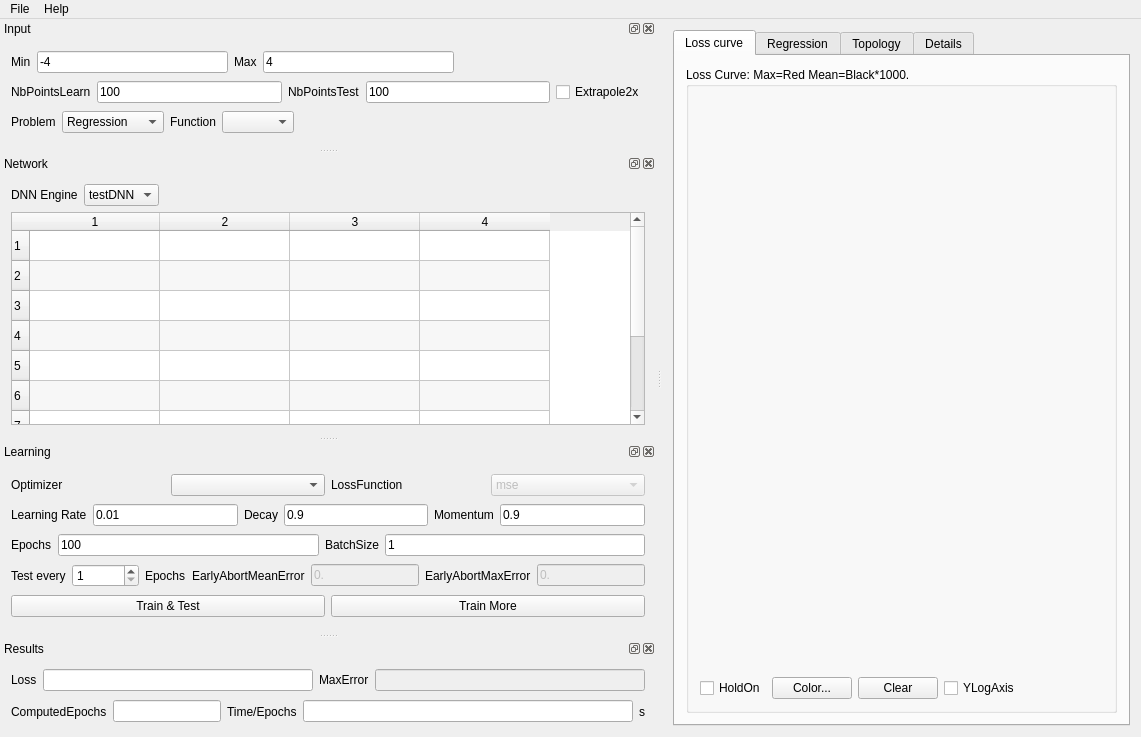
edeforas/BeeDNN, file src/DNNLab/mainwindow.ui: the form before one commit.
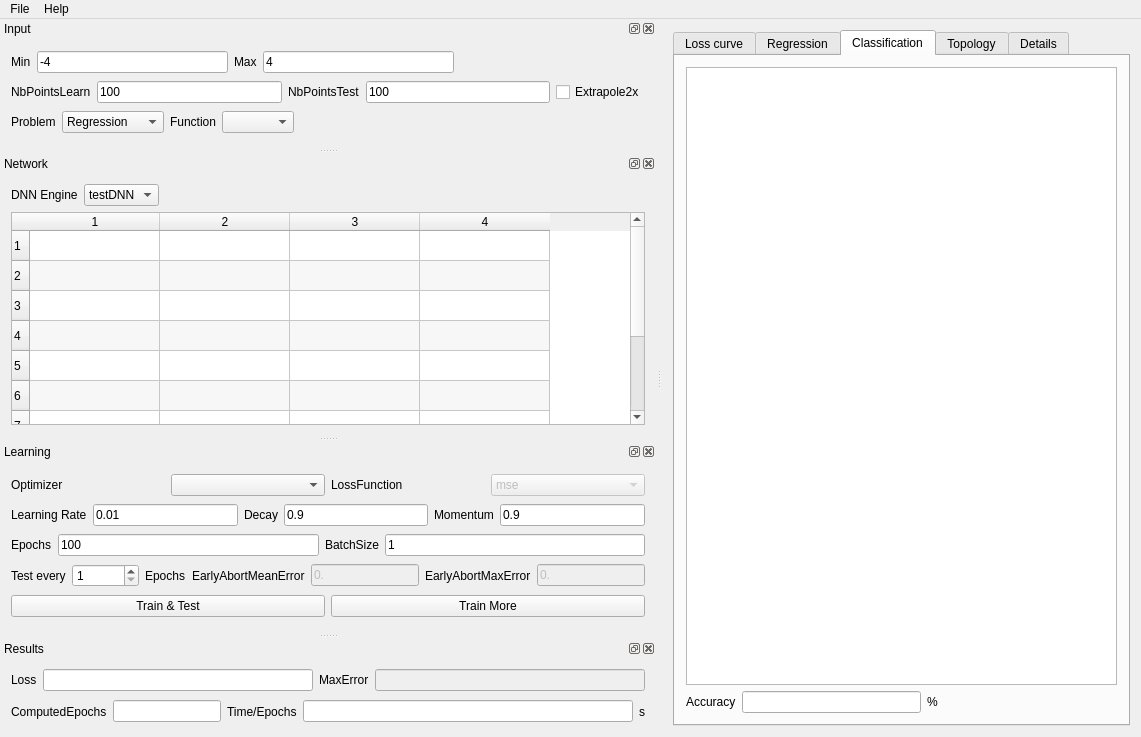
The form after the commit. The open tabs and pages were chosen to show the change.

The edit to the form file:
```diff
--- a/src/DNNLab/mainwindow.ui
+++ b/src/DNNLab/mainwindow.ui
@@ -135,6 +135,58 @@
         </item>
        </layout>
       </widget>
+      <widget class="QWidget" name="tab_5">
+       <attribute name="title">
+        <string>Classification</string>
+       </attribute>
+       <layout class="QVBoxLayout" name="verticalLayout_5">
+        <item>
+         <layout class="QVBoxLayout" name="verticalLayout_3">
+          <item>
+           <widget class="QTableWidget" name="twConfusionMatrix">
+            <attribute name="verticalHeaderCascadingSectionResizes">
+             <bool>true</bool>
+            </attribute>
+           </widget>
+          </item>
+          <item>
+           <layout class="QHBoxLayout" name="horizontalLayout_8">
+            <item>
+             <widget class="QLabel" name="label_17">
+              <property name="text">
+               <string>Accuracy</string>
+              </property>
+             </widget>
+            </item>
+            <item>
+             <widget class="QLineEdit" name="leAccuracy"/>
+            </item>
+            <item>
+             <widget class="QLabel" name="label_25">
+              <property name="text">
+               <string>%</string>
+              </property>
+             </widget>
+            </item>
+            <item>
+             <spacer name="horizontalSpacer_5">
+              <property name="orientation">
+               <enum>Qt::Horizontal</enum>
+              </property>
+              <property name="sizeHint" stdset="0">
+               <size>
+                <width>40</width>
+                <height>20</height>
+               </size>
+              </property>
+             </spacer>
+            </item>
+           </layout>
+          </item>
+         </layout>
+        </item>
+       </layout>
+      </widget>
       <widget class="QWidget" name="tab_3">
        <attribute name="title">
         <string>Topology</string>
```
